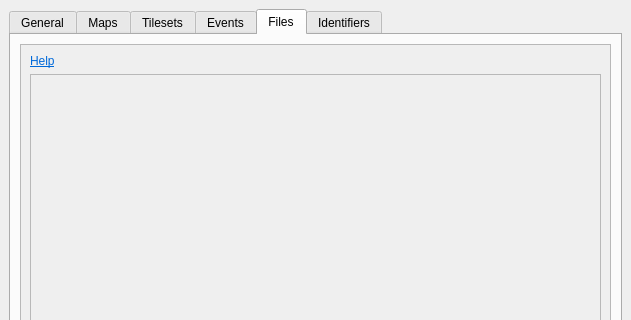
Qt form forms/projectsettingseditor.ui (huderlem/porymap) before a commit; both pictures show x 0 to 631 and y 0 to 320 of the 631 by 600 pixel window.
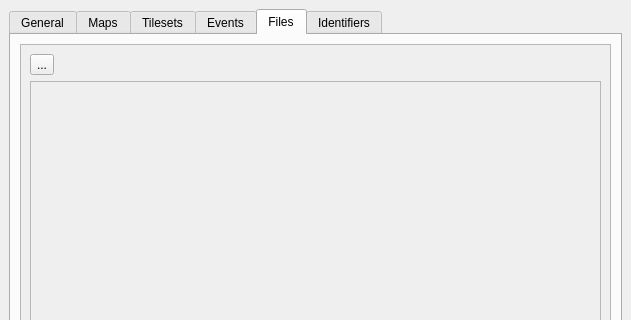
The same form after that commit. The open tabs and pages were chosen to show the change. Icons and pictures are not drawn. Custom widgets are drawn as their Qt base class.

Commit message: Update help buttons, chart help text

```diff
--- a/forms/projectsettingseditor.ui
+++ b/forms/projectsettingseditor.ui
@@ -1372,18 +1372,13 @@
            </property>
            <layout class="QVBoxLayout" name="verticalLayout_10">
             <item>
-             <widget class="QLabel" name="label_ProjectFilesHelp">
+             <widget class="QToolButton" name="button_HelpFiles">
               <property name="text">
-               <string>&lt;html&gt;&lt;head/&gt;&lt;body&gt;&lt;p&gt;&lt;a href=&quot;https://huderlem.github.io/porymap/manual/project-files.html#files&quot;&gt;&lt;span style=&quot; text-decoration: underline; color:#0069d9;&quot;&gt;Help&lt;/span&gt;&lt;/a&gt;&lt;/p&gt;&lt;/body&gt;&lt;/html&gt;</string>
+               <string>...</string>
               </property>
-              <property name="textFormat">
-               <enum>Qt::RichText</enum>
-              </property>
-              <property name="alignment">
-               <set>Qt::AlignBottom|Qt::AlignLeading|Qt::AlignLeft</set>
-              </property>
-              <property name="openExternalLinks">
-               <bool>true</bool>
+              <property name="icon">
+               <iconset resource="../resources/images.qrc">
+                <normaloff>:/icons/help.ico</normaloff>:/icons/help.ico</iconset>
               </property>
              </widget>
             </item>
@@ -1419,7 +1414,7 @@
                     <x>0</x>
                     <y>0</y>
                     <width>533</width>
-                    <height>440</height>
+                    <height>428</height>
                    </rect>
                   </property>
                   <layout class="QFormLayout" name="layout_ProjectPaths">
```
Left out of the diff: 69 changed lines with no effect on the pictures. The commit also changes 6 other files.
